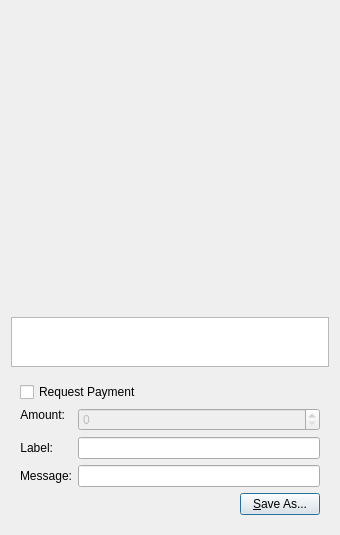
The window that src/qt/forms/qrcodedialog.ui (mammix2/MaiaCoin) describes before a commit, drawn with Qt 5.
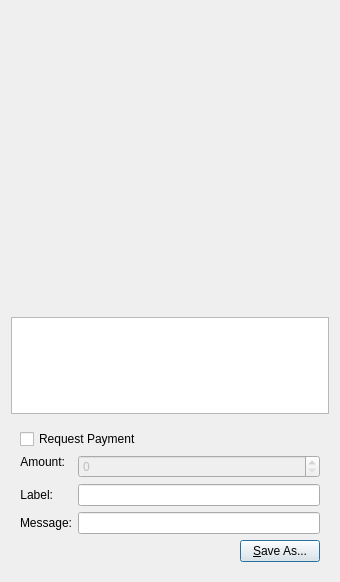
The same window after the commit. Custom widgets are drawn as their Qt base class.

```diff
--- a/src/qt/forms/qrcodedialog.ui
+++ b/src/qt/forms/qrcodedialog.ui
@@ -7,7 +7,7 @@
     <x>0</x>
     <y>0</y>
     <width>340</width>
-    <height>530</height>
+    <height>582</height>
    </rect>
   </property>
   <property name="windowTitle">
```
Left out of the diff: 1 changed line with no effect on the pictures.
